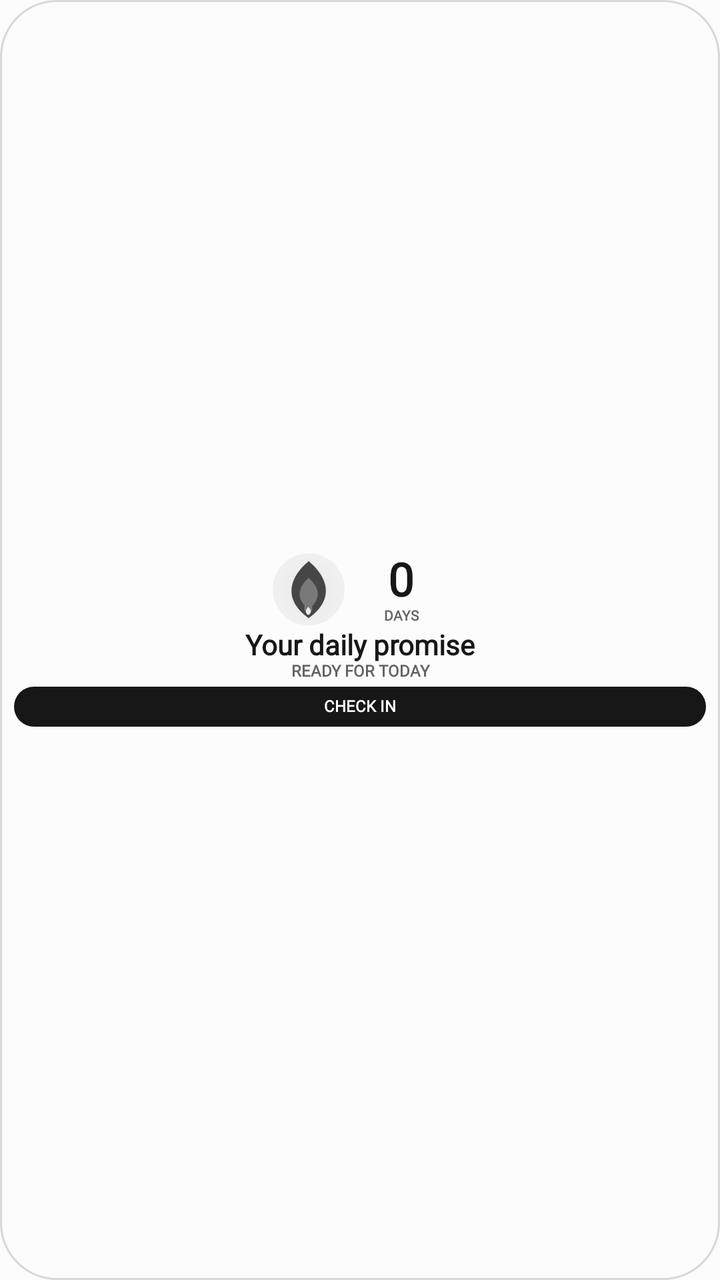
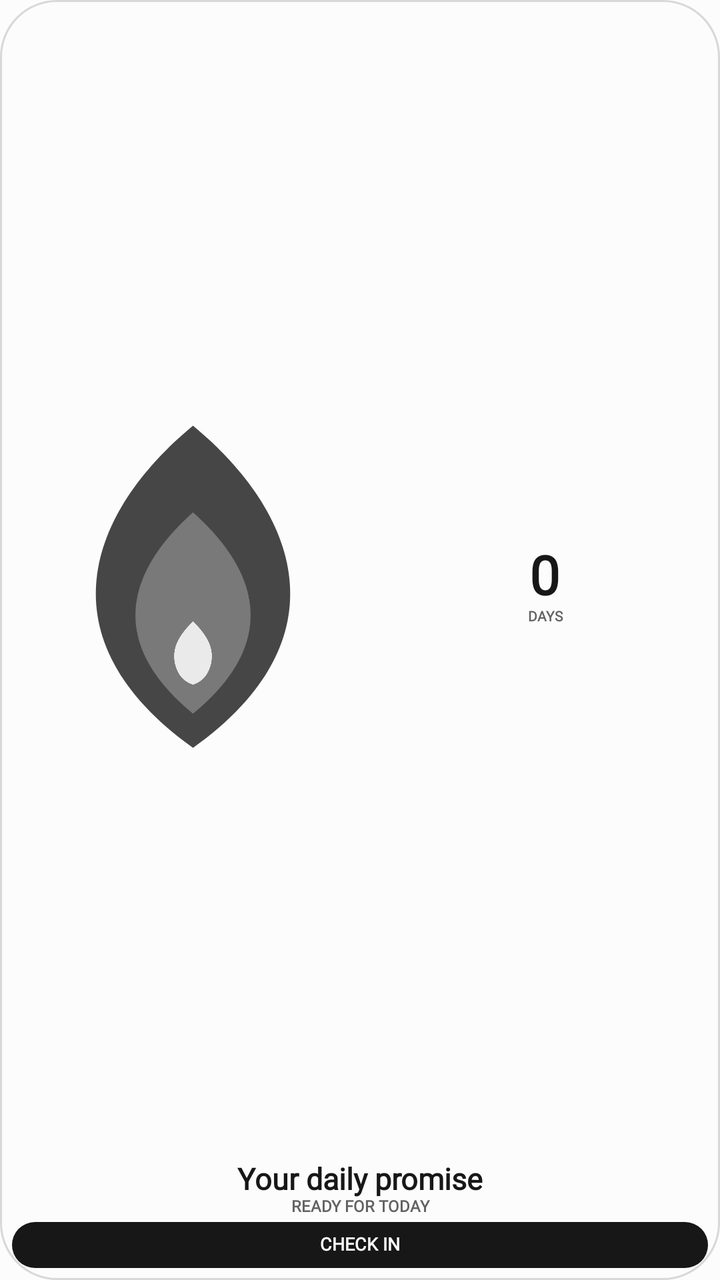

Compare the two renders of this Android layout. The source of the first and the diff that turns it into the second are given below.
<!-- AndroidManifest.xml: application theme Theme.StreakWidget -->
<!-- res/layout/widget_layout_square.xml -->
<?xml version="1.0" encoding="utf-8"?>
<FrameLayout xmlns:android="http://schemas.android.com/apk/res/android"
    android:id="@+id/widget_background"
    android:layout_width="match_parent"
    android:layout_height="match_parent"
    android:background="@drawable/widget_bg_shape"
    android:padding="7dp">

    <LinearLayout
        android:layout_width="match_parent"
        android:layout_height="match_parent"
        android:gravity="center"
        android:orientation="vertical">

        <LinearLayout
            android:layout_width="wrap_content"
            android:layout_height="wrap_content"
            android:gravity="center_vertical"
            android:orientation="horizontal">

            <FrameLayout
                android:layout_width="36dp"
                android:layout_height="36dp">
                <ImageView android:id="@+id/widget_flame_glow" android:layout_width="36dp" android:layout_height="36dp" android:layout_gravity="center" android:contentDescription="@null" android:src="@drawable/widget_flame_glow" />
                <ImageView android:id="@+id/widget_flame_outer" android:layout_width="32dp" android:layout_height="32dp" android:layout_gravity="center" android:contentDescription="@null" android:src="@drawable/ic_widget_flame_outer" />
                <ImageView android:id="@+id/widget_flame_mid" android:layout_width="26dp" android:layout_height="26dp" android:layout_gravity="center" android:contentDescription="@null" android:src="@drawable/ic_widget_flame_mid" />
                <ImageView android:id="@+id/widget_flame_inner" android:layout_width="19dp" android:layout_height="19dp" android:layout_gravity="center_horizontal|bottom" android:layout_marginBottom="2dp" android:contentDescription="@null" android:src="@drawable/ic_widget_flame_inner" />
            </FrameLayout>

            <LinearLayout
                android:layout_width="46dp"
                android:layout_height="wrap_content"
                android:layout_marginStart="5dp"
                android:gravity="center"
                android:orientation="vertical">
                <TextView android:id="@+id/widget_streak_count" style="@style/WidgetText" android:layout_width="match_parent" android:layout_height="wrap_content" android:autoSizeTextType="uniform" android:autoSizeMinTextSize="13sp" android:autoSizeMaxTextSize="23sp" android:autoSizeStepGranularity="1sp" android:gravity="center" android:includeFontPadding="false" android:maxLines="1" android:text="@string/widget_preview_count" android:textColor="@color/widget_text_primary" android:textSize="23sp" android:textStyle="bold" />
                <TextView android:id="@+id/widget_streak_label" style="@style/WidgetText" android:layout_width="match_parent" android:layout_height="wrap_content" android:gravity="center" android:includeFontPadding="false" android:maxLines="1" android:text="@string/widget_preview_days" android:textColor="@color/widget_text_muted" android:textSize="7sp" android:textStyle="bold" />
            </LinearLayout>
        </LinearLayout>

        <TextView android:id="@+id/widget_eyebrow" style="@style/WidgetText" android:layout_width="1dp" android:layout_height="1dp" android:visibility="gone" />
        <TextView android:id="@+id/widget_habit_name" style="@style/WidgetText" android:layout_width="match_parent" android:layout_height="wrap_content" android:layout_marginTop="2dp" android:autoSizeTextType="uniform" android:autoSizeMinTextSize="10sp" android:autoSizeMaxTextSize="14sp" android:autoSizeStepGranularity="1sp" android:ellipsize="end" android:gravity="center" android:includeFontPadding="false" android:maxLines="1" android:text="@string/widget_preview_goal" android:textColor="@color/widget_text_primary" android:textSize="14sp" android:textStyle="bold" />
        <TextView android:id="@+id/widget_status" style="@style/WidgetText" android:layout_width="match_parent" android:layout_height="wrap_content" android:ellipsize="end" android:gravity="center" android:includeFontPadding="false" android:maxLines="1" android:text="@string/widget_preview_status" android:textColor="@color/widget_text_muted" android:textSize="8sp" android:textStyle="bold" />
        <TextView android:id="@+id/widget_task_progress" style="@style/WidgetText" android:layout_width="match_parent" android:layout_height="wrap_content" android:ellipsize="end" android:gravity="center" android:includeFontPadding="false" android:maxLines="1" android:textColor="@color/widget_text_muted" android:textSize="8sp" android:textStyle="bold" android:visibility="gone" />
        <TextView android:id="@+id/widget_check_in" style="@style/WidgetText" android:layout_width="match_parent" android:layout_height="20dp" android:layout_marginTop="3dp" android:autoSizeTextType="uniform" android:autoSizeMinTextSize="6sp" android:autoSizeMaxTextSize="8sp" android:autoSizeStepGranularity="1sp" android:background="@drawable/widget_action_shape" android:gravity="center" android:includeFontPadding="false" android:maxLines="1" android:text="@string/widget_preview_check_in" android:textColor="@color/widget_action_text" android:textSize="8sp" android:textStyle="bold" />
    </LinearLayout>
</FrameLayout>
<!-- resources referenced by this layout -->
<resources>
  <color name="widget_action_text">#FCFCFC</color>
  <color name="widget_text_muted">#626262</color>
  <color name="widget_text_primary">#171717</color>
  <!-- drawable ic_widget_flame_inner (drawable) -->
  <?xml version="1.0" encoding="utf-8"?>
  <vector xmlns:android="http://schemas.android.com/apk/res/android"
      android:width="100dp"
      android:height="100dp"
      android:viewportWidth="100"
      android:viewportHeight="100">
      
      <path
          android:fillColor="@color/widget_flame_idle_inner"
          android:pathData="M50,44 C62,57 66,72 50,84 C34,72 38,57 50,44 Z" />
      <path
          android:fillColor="#FFFFFF"
          android:pathData="M50,62 C55,67 57,71 56,76 C55,80 53,82 50,83 C47,82 45,80 44,76 C43,71 45,67 50,62 Z"
          android:fillAlpha="0.85" />
  </vector>
  <!-- drawable ic_widget_flame_mid (drawable) -->
  <?xml version="1.0" encoding="utf-8"?>
  <vector xmlns:android="http://schemas.android.com/apk/res/android"
      android:width="100dp"
      android:height="100dp"
      android:viewportWidth="100"
      android:viewportHeight="100">
      
      <path
          android:fillColor="@color/widget_flame_idle_inner"
          android:pathData="M50,28 C68,44 78,66 50,89 C22,66 32,44 50,28 Z" />
  </vector>
  <!-- drawable ic_widget_flame_outer (drawable) -->
  <?xml version="1.0" encoding="utf-8"?>
  <vector xmlns:android="http://schemas.android.com/apk/res/android"
      android:width="100dp"
      android:height="100dp"
      android:viewportWidth="100"
      android:viewportHeight="100">
      
      <path
          android:fillColor="@color/widget_flame_idle_outer"
          android:pathData="M50,6 C79,30 92,65 50,95 C8,65 21,30 50,6 Z" />
  </vector>
  <!-- drawable widget_action_shape (drawable) -->
  <?xml version="1.0" encoding="utf-8"?>
  <shape xmlns:android="http://schemas.android.com/apk/res/android" android:shape="rectangle">
      <solid android:color="@color/widget_action_surface" />
      <corners android:radius="18dp" />
  </shape>
  <!-- drawable widget_bg_shape (drawable) -->
  <?xml version="1.0" encoding="utf-8"?>
  <shape xmlns:android="http://schemas.android.com/apk/res/android" android:shape="rectangle">
      <solid android:color="@color/widget_surface" />
      <corners android:radius="28dp" />
      <stroke
          android:width="1dp"
          android:color="@color/widget_outline" />
  </shape>
  <!-- drawable widget_flame_glow (drawable) -->
  <?xml version="1.0" encoding="utf-8"?>
  <shape xmlns:android="http://schemas.android.com/apk/res/android" android:shape="oval">
      <gradient
          android:centerX="0.5"
          android:centerY="0.5"
          android:endColor="@android:color/transparent"
          android:gradientRadius="48dp"
          android:startColor="@color/widget_flame_idle_glow"
          android:type="radial" />
  </shape>
  <string name="widget_preview_check_in">CHECK IN</string>
  <string name="widget_preview_count">0</string>
  <string name="widget_preview_days">DAYS</string>
  <string name="widget_preview_goal">Your daily promise</string>
  <string name="widget_preview_status">READY FOR TODAY</string>
  <style name="WidgetText">
          <item name="android:fontFamily">serif</item>
      </style>
  <style name="Theme.StreakWidget" parent="android:Theme.Material.Light.NoActionBar">
          <item name="android:windowBackground">#FCFCFC</item>
          <item name="android:colorAccent">#151515</item>
          <item name="android:statusBarColor">#FCFCFC</item>
          <item name="android:navigationBarColor">#FCFCFC</item>
          <item name="android:windowLightStatusBar">true</item>
          <item name="android:windowNoTitle">true</item>
      </style>
  <color name="widget_flame_idle_inner">#797979</color>
  <color name="widget_flame_idle_outer">#464646</color>
  <color name="widget_action_surface">#171717</color>
  <color name="widget_surface">#FCFCFC</color>
  <color name="widget_outline">#D8D8D8</color>
  <color name="widget_flame_idle_glow">#14171717</color>
</resources>

<!-- the commit's change to res/layout/widget_layout_square.xml (unified diff, before → after) -->
@@ -4,44 +4,46 @@
     android:layout_width="match_parent"
     android:layout_height="match_parent"
     android:background="@drawable/widget_bg_shape"
-    android:padding="7dp">
+    android:padding="6dp">
 
     <LinearLayout
         android:layout_width="match_parent"
         android:layout_height="match_parent"
-        android:gravity="center"
         android:orientation="vertical">
 
         <LinearLayout
-            android:layout_width="wrap_content"
-            android:layout_height="wrap_content"
-            android:gravity="center_vertical"
+            android:layout_width="match_parent"
+            android:layout_height="0dp"
+            android:layout_weight="1"
+            android:gravity="center"
             android:orientation="horizontal">
 
             <FrameLayout
-                android:layout_width="36dp"
-                android:layout_height="36dp">
-                <ImageView android:id="@+id/widget_flame_glow" android:layout_width="36dp" android:layout_height="36dp" android:layout_gravity="center" android:contentDescription="@null" android:src="@drawable/widget_flame_glow" />
-                <ImageView android:id="@+id/widget_flame_outer" android:layout_width="32dp" android:layout_height="32dp" android:layout_gravity="center" android:contentDescription="@null" android:src="@drawable/ic_widget_flame_outer" />
-                <ImageView android:id="@+id/widget_flame_mid" android:layout_width="26dp" android:layout_height="26dp" android:layout_gravity="center" android:contentDescription="@null" android:src="@drawable/ic_widget_flame_mid" />
-                <ImageView android:id="@+id/widget_flame_inner" android:layout_width="19dp" android:layout_height="19dp" android:layout_gravity="center_horizontal|bottom" android:layout_marginBottom="2dp" android:contentDescription="@null" android:src="@drawable/ic_widget_flame_inner" />
+                android:layout_width="0dp"
+                android:layout_height="match_parent"
+                android:layout_weight="1">
+                <ImageView android:id="@+id/widget_flame_glow" android:layout_width="match_parent" android:layout_height="match_parent" android:contentDescription="@null" android:scaleType="fitCenter" android:src="@drawable/widget_flame_glow" />
+                <ImageView android:id="@+id/widget_flame_outer" android:layout_width="match_parent" android:layout_height="match_parent" android:contentDescription="@null" android:scaleType="fitCenter" android:src="@drawable/ic_widget_flame_outer" />
+                <ImageView android:id="@+id/widget_flame_mid" android:layout_width="match_parent" android:layout_height="match_parent" android:contentDescription="@null" android:padding="8dp" android:scaleType="fitCenter" android:src="@drawable/ic_widget_flame_mid" />
+                <ImageView android:id="@+id/widget_flame_inner" android:layout_width="match_parent" android:layout_height="match_parent" android:contentDescription="@null" android:padding="15dp" android:scaleType="fitCenter" android:src="@drawable/ic_widget_flame_inner" />
             </FrameLayout>
 
             <LinearLayout
-                android:layout_width="46dp"
-                android:layout_height="wrap_content"
-                android:layout_marginStart="5dp"
+                android:layout_width="0dp"
+                android:layout_height="match_parent"
+                android:layout_marginStart="4dp"
+                android:layout_weight="0.9"
                 android:gravity="center"
                 android:orientation="vertical">
-                <TextView android:id="@+id/widget_streak_count" style="@style/WidgetText" android:layout_width="match_parent" android:layout_height="wrap_content" android:autoSizeTextType="uniform" android:autoSizeMinTextSize="13sp" android:autoSizeMaxTextSize="23sp" android:autoSizeStepGranularity="1sp" android:gravity="center" android:includeFontPadding="false" android:maxLines="1" android:text="@string/widget_preview_count" android:textColor="@color/widget_text_primary" android:textSize="23sp" android:textStyle="bold" />
+                <TextView android:id="@+id/widget_streak_count" style="@style/WidgetText" android:layout_width="match_parent" android:layout_height="wrap_content" android:autoSizeTextType="uniform" android:autoSizeMinTextSize="13sp" android:autoSizeMaxTextSize="27sp" android:autoSizeStepGranularity="1sp" android:gravity="center" android:includeFontPadding="false" android:maxLines="1" android:text="@string/widget_preview_count" android:textColor="@color/widget_text_primary" android:textSize="27sp" android:textStyle="bold" />
                 <TextView android:id="@+id/widget_streak_label" style="@style/WidgetText" android:layout_width="match_parent" android:layout_height="wrap_content" android:gravity="center" android:includeFontPadding="false" android:maxLines="1" android:text="@string/widget_preview_days" android:textColor="@color/widget_text_muted" android:textSize="7sp" android:textStyle="bold" />
             </LinearLayout>
         </LinearLayout>
 
         <TextView android:id="@+id/widget_eyebrow" style="@style/WidgetText" android:layout_width="1dp" android:layout_height="1dp" android:visibility="gone" />
-        <TextView android:id="@+id/widget_habit_name" style="@style/WidgetText" android:layout_width="match_parent" android:layout_height="wrap_content" android:layout_marginTop="2dp" android:autoSizeTextType="uniform" android:autoSizeMinTextSize="10sp" android:autoSizeMaxTextSize="14sp" android:autoSizeStepGranularity="1sp" android:ellipsize="end" android:gravity="center" android:includeFontPadding="false" android:maxLines="1" android:text="@string/widget_preview_goal" android:textColor="@color/widget_text_primary" android:textSize="14sp" android:textStyle="bold" />
+        <TextView android:id="@+id/widget_habit_name" style="@style/WidgetText" android:layout_width="match_parent" android:layout_height="wrap_content" android:layout_marginTop="2dp" android:autoSizeTextType="uniform" android:autoSizeMinTextSize="10sp" android:autoSizeMaxTextSize="15sp" android:autoSizeStepGranularity="1sp" android:ellipsize="end" android:gravity="center" android:includeFontPadding="false" android:maxLines="1" android:text="@string/widget_preview_goal" android:textColor="@color/widget_text_primary" android:textSize="15sp" android:textStyle="bold" />
         <TextView android:id="@+id/widget_status" style="@style/WidgetText" android:layout_width="match_parent" android:layout_height="wrap_content" android:ellipsize="end" android:gravity="center" android:includeFontPadding="false" android:maxLines="1" android:text="@string/widget_preview_status" android:textColor="@color/widget_text_muted" android:textSize="8sp" android:textStyle="bold" />
         <TextView android:id="@+id/widget_task_progress" style="@style/WidgetText" android:layout_width="match_parent" android:layout_height="wrap_content" android:ellipsize="end" android:gravity="center" android:includeFontPadding="false" android:maxLines="1" android:textColor="@color/widget_text_muted" android:textSize="8sp" android:textStyle="bold" android:visibility="gone" />
-        <TextView android:id="@+id/widget_check_in" style="@style/WidgetText" android:layout_width="match_parent" android:layout_height="20dp" android:layout_marginTop="3dp" android:autoSizeTextType="uniform" android:autoSizeMinTextSize="6sp" android:autoSizeMaxTextSize="8sp" android:autoSizeStepGranularity="1sp" android:background="@drawable/widget_action_shape" android:gravity="center" android:includeFontPadding="false" android:maxLines="1" android:text="@string/widget_preview_check_in" android:textColor="@color/widget_action_text" android:textSize="8sp" android:textStyle="bold" />
+        <TextView android:id="@+id/widget_check_in" style="@style/WidgetText" android:layout_width="match_parent" android:layout_height="23dp" android:layout_marginTop="3dp" android:autoSizeTextType="uniform" android:autoSizeMinTextSize="6sp" android:autoSizeMaxTextSize="9sp" android:autoSizeStepGranularity="1sp" android:background="@drawable/widget_action_shape" android:gravity="center" android:includeFontPadding="false" android:maxLines="1" android:text="@string/widget_preview_check_in" android:textColor="@color/widget_action_text" android:textSize="9sp" android:textStyle="bold" />
     </LinearLayout>
 </FrameLayout>
